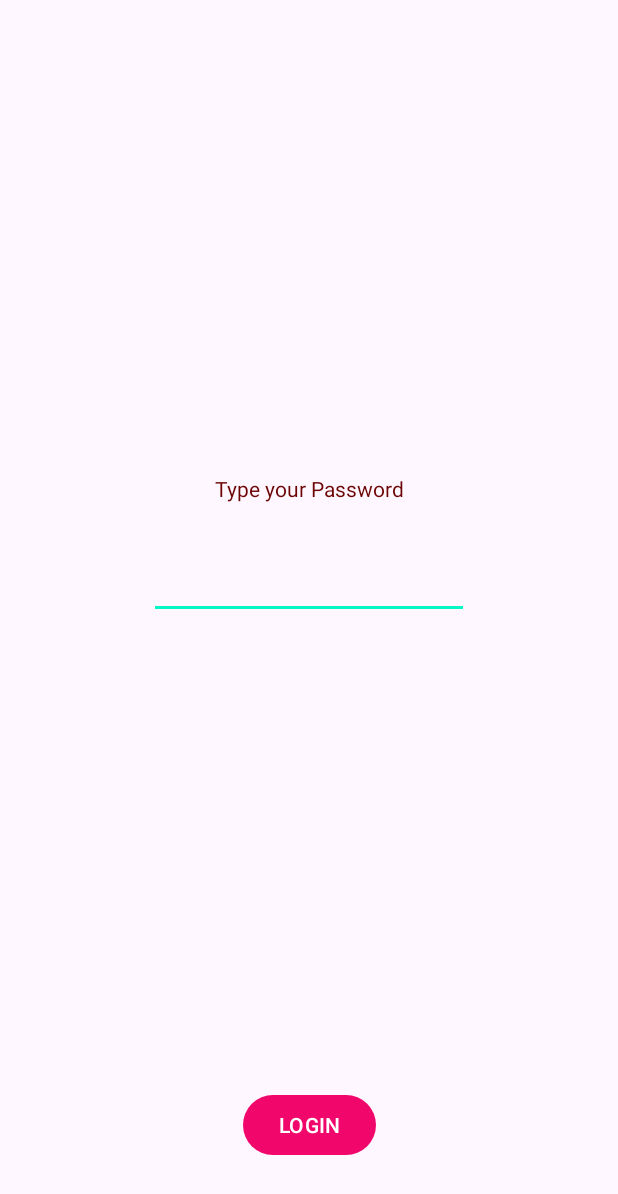
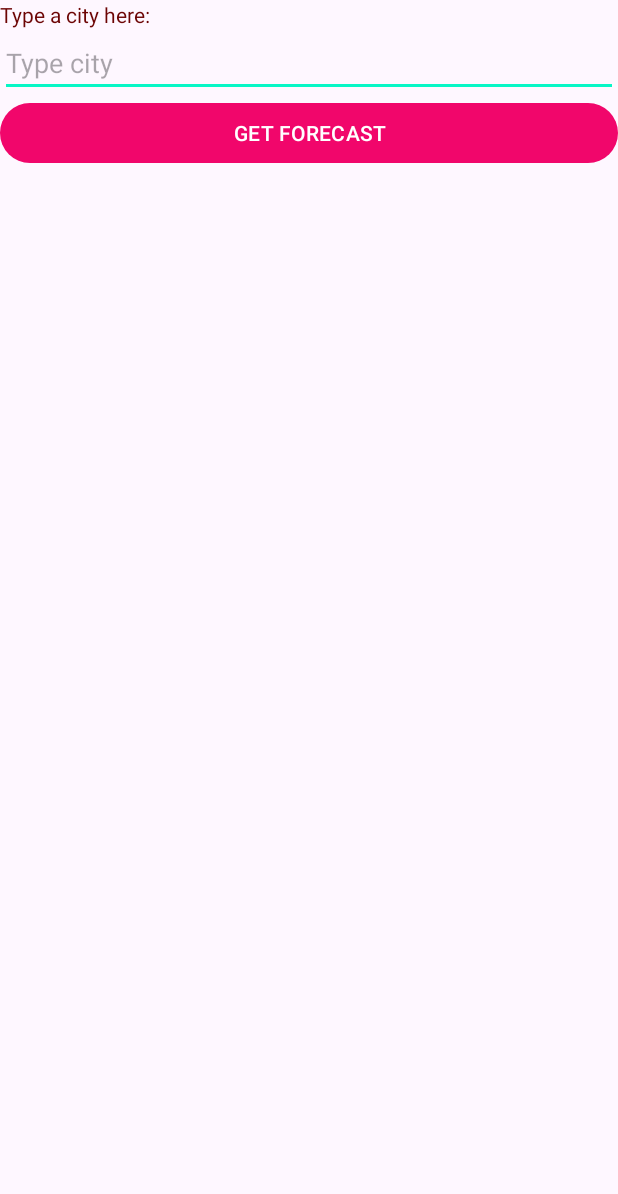
Before and after one commit to tonyxchen/TonyChensAndroidLabs, an Android app: the screen it shows after launch (MainActivity), on a phone screen of 412 x 824 dp. Shown: the top 1194 px of the screen. Run offline under Robolectric (Android 15) with nearby library versions, the phone set to English and light mode, and no system bars; our stand-ins replace Volley.

Commit message:
Finished Week 10

```diff
--- a/app/build.gradle
+++ b/app/build.gradle
@@ -5,6 +5,8 @@ plugins {
 android {
     namespace 'algonquin.cst2335.chen0872'
     compileSdk 34
+
+
 
     defaultConfig {
         applicationId "algonquin.cst2335.chen0872"
@@ -33,6 +35,7 @@ dependencies {
     implementation 'androidx.appcompat:appcompat:1.6.1'
     implementation 'com.google.android.material:material:1.11.0'
     implementation 'androidx.constraintlayout:constraintlayout:2.1.4'
+    implementation 'com.android.volley:volley:1.2.1'
     //implementation fileTree(dir: 'C:\\Users\\Tony\\AppData\\Local\\Android\\Sdk\\platforms\\android-34', include: ['*.aar', '*.jar'], exclude: [])
     testImplementation 'junit:junit:4.13.2'
     androidTestImplementation 'androidx.test.ext:junit:1.1.5'
--- a/app/src/main/AndroidManifest.xml
+++ b/app/src/main/AndroidManifest.xml
@@ -1,6 +1,8 @@
 <?xml version="1.0" encoding="utf-8"?>
 <manifest xmlns:android="http://schemas.android.com/apk/res/android"
     xmlns:tools="http://schemas.android.com/tools">
+
+    <uses-permission android:name="android.permission.INTERNET"/>
 
     <application
         android:allowBackup="true"
--- a/app/src/main/java/algonquin/cst2335/chen0872/MainActivity.java
+++ b/app/src/main/java/algonquin/cst2335/chen0872/MainActivity.java
@@ -2,122 +2,172 @@ package algonquin.cst2335.chen0872;
 
 import androidx.appcompat.app.AppCompatActivity;
 
+import android.app.Activity;
+import android.content.Context;
+import android.graphics.Bitmap;
+import android.graphics.BitmapFactory;
 import android.os.Bundle;
+import android.view.View;
 import android.widget.Button;
 import android.widget.EditText;
+import android.widget.ImageView;
 import android.widget.TextView;
 import android.widget.Toast;
 
+import com.android.volley.Request;
+import com.android.volley.RequestQueue;
+import com.android.volley.Response;
+import com.android.volley.toolbox.ImageRequest;
+import com.android.volley.toolbox.JsonObjectRequest;
+import com.android.volley.toolbox.Volley;
 
-/**The main activity that starts up when the app is launched. This class loads a login page
- * where the user is prompted to enter a password and attempt to login. The class then checks
- * the password complexity and will show messages to the user making it known what is wrong.
- * @author Tony
- * @version 1.0
- */
+import org.json.JSONArray;
+import org.json.JSONException;
+import org.json.JSONObject;
+import org.w3c.dom.Text;
+
+import java.io.File;
+import java.io.FileNotFoundException;
+import java.io.FileOutputStream;
+import java.io.IOException;
+import java.io.UnsupportedEncodingException;
+import java.net.URLEncoder;
+
+
+
 public class MainActivity extends AppCompatActivity {
 
-    /** This holds the text at the centre of the screen*/
-    private TextView tv = null;
 
-    /** This holds the edittext below the text view*/
-    private EditText et = null;
+    protected String cityName;
+    RequestQueue queue = null;
 
-    /** This holds the button at the bottom of the screen*/
-    private Button btn = null;
+    Bitmap image;
+
+    String description;
+    String iconName;
+
+    double current;
+    double min;
+    double max;
+    int humidity;
     @Override
     protected void onCreate(Bundle savedInstanceState) {
         super.onCreate(savedInstanceState);
         setContentView(R.layout.activity_main);
 
-        tv = findViewById(R.id.pwMessage);
-        et = findViewById(R.id.editTextPassword);
-        btn = findViewById(R.id.loginButton);
+        Button btn = findViewById(R.id.getForecast);
+        TextView citytxt = findViewById(R.id.city);
+        TextView temptxt = findViewById(R.id.temp);
+        TextView mintxt = findViewById(R.id.min);
+        TextView maxtxt = findViewById(R.id.max);
+        TextView desctxt = findViewById(R.id.description);
+        TextView humiditytxt = findViewById(R.id.humidity);
+        ImageView imageView = findViewById(R.id.icon);
 
-        btn.setOnClickListener( clk ->{
-            String password = et.getText().toString();
-            if(checkPasswordComplexity(password)){
-                tv.setText("Your password meets the requirements");
-            } else {
-                tv.setText("YOU SHALL NOT PASS!");
+
+
+
+        queue = Volley.newRequestQueue(this);
+
+        btn.setOnClickListener(clk -> {
+
+            cityName = citytxt.getText().toString();
+            String stringURL = null;
+            try {
+                stringURL = "https://api.openweathermap.org/data/2.5/weather?q="
+                        + URLEncoder.encode(cityName, "UTF-8")
+                        + "&appid=7e943c97096a9784391a981c4d878b22&units=metric";
+            } catch (UnsupportedEncodingException e) {
+                throw new RuntimeException(e);
             }
+
+
+            JsonObjectRequest request = new JsonObjectRequest(Request.Method.GET, stringURL, null,
+                    (response) -> {
+                        try {
+                            JSONObject coord = response.getJSONObject("coord");
+                            JSONArray weatherArray = response.getJSONArray("weather");
+                            JSONObject position0 = weatherArray.getJSONObject(0);
+                            JSONObject mainObject = response.getJSONObject("main");
+
+                            description = position0.getString("description");
+                            iconName = position0.getString("icon");
+
+
+                            current = mainObject.getDouble("temp");
+                            min = mainObject.getDouble("temp_min");
+                            max = mainObject.getDouble("temp_max");
+                            humidity = mainObject.getInt("humidity");
+
+
+                        } catch (JSONException e) {
+                            e.printStackTrace();
+                        }
+
+                    },
+
+                    (error) -> {
+                    });
+            queue.add(request);
+            runOnUiThread( (  )  -> {
+                temptxt.setText("The current temperature is " + current);
+                mintxt.setText("The minimum temperature is " + min);
+                desctxt.setText("Description: " + description);
+                maxtxt.setText("The maximum temperature is " + max);
+                humiditytxt.setText("The humidity is " + humidity);
+
+                temptxt.setVisibility(View.VISIBLE);
+                humiditytxt.setVisibility(View.VISIBLE);
+                maxtxt.setVisibility(View.VISIBLE);
+                mintxt.setVisibility(View.VISIBLE);
+                desctxt.setVisibility(View.VISIBLE);
+            });
+
+            String imageUrl = "http://openweathermap.org/img/w/" + iconName + ".png";
+            ImageRequest imgReq = new ImageRequest(imageUrl, bitmap -> {
+                try {
+                    image = bitmap;
+                    //image.compress(Bitmap.CompressFormat.PNG, 100, MainActivity.this.openFileOutput(iconName + ".png", Activity.MODE_PRIVATE));
+                } catch (Exception e) {
+                    e.printStackTrace();
+                }
+            }, 1024, 1024, ImageView.ScaleType.CENTER, null, (error) -> {
+            });
+            queue.add(imgReq);
+
+/*
+                FileOutputStream fOut = null;
+                try {
+                    fOut = openFileOutput(iconName + ".png", Context.MODE_PRIVATE);
+
+                    image.compress(Bitmap.CompressFormat.PNG, 100, fOut);
+                    fOut.flush();
+                    fOut.close();
+                } catch (FileNotFoundException e) {
+                    e.printStackTrace();
+
+                } catch (IOException e) {
+                    throw new RuntimeException(e);
+                }
+
+
+            }
+
+ */
+
+            runOnUiThread( (  )  -> {
+                imageView.setImageBitmap(image); imageView.setVisibility(View.VISIBLE); });
+
+
+
+
+
+
+
         });
 
     }
 
 
-    /** This function should check if this string has an Upper Case letter,
-     *  a lower case letter, a number, and a special symbol (#$%^*!@?).
-     *  If it is missing any of these 4 requirements,
-     *  then show a Toast message saying which requirement is missing,
-     *  like "Your password does not have an upper case letter", or
-     *  "Your password does not have a special symbol".
-     *
-     * @param pw The String object that we are checking
-     * @return  Returns true if input is complex enough
-     */
-    boolean checkPasswordComplexity(String pw) {
-        boolean foundUpperCase, foundLowerCase, foundNumber, foundSpecial;
 
-        foundUpperCase = foundLowerCase = foundNumber = foundSpecial = false;
-
-        for (int i=0; i<pw.length(); i++){
-            if (Character.isUpperCase(pw.charAt(i))){
-                foundUpperCase = true;
-            }if (Character.isLowerCase(pw.charAt(i))){
-                foundLowerCase = true;
-            }if (Character.isDigit(pw.charAt(i))){
-                foundNumber = true;
-            }if (isSpecialCharacter(pw.charAt(i))){
-                foundSpecial = true;
-            }
-        }
-        if(!foundUpperCase) {
-            Toast.makeText(getApplicationContext(),"Missing an upper case letter",Toast.LENGTH_LONG).show(); // Say that they are missing an upper case letter;
-            return false;
-
-        }
-
-        else if(!foundLowerCase) {
-            Toast.makeText(getApplicationContext(),"Missing a lower case letter",Toast.LENGTH_LONG).show(); // Say that they are missing a lower case letter;
-            return false;
-        }
-
-        else if(!foundNumber) {
-            Toast.makeText(getApplicationContext(),"Missing a number",Toast.LENGTH_LONG).show(); // Say that they are missing a lower case letter;
-            return false;
-        }
-
-        else if(!foundSpecial) {
-            Toast.makeText(getApplicationContext(),"Missing a special character",Toast.LENGTH_LONG).show(); // Say that they are missing a lower case letter;
-            return false;
-        }
-
-        else
-
-            return true; //only get here if they're all true
-
-    }
-
-    /** Checks to see if the input character is one of the accepted special characters or not
-     *
-     * @param c input character
-     * @return Return true if the input is a special character
-     */
-    boolean isSpecialCharacter(char c){
-        switch (c){
-            case '!':
-            case '@':
-            case '#':
-            case '$':
-            case '%':
-            case '^':
-            case '&':
-            case '?':
-            case '*':
-                return true;
-            default:
-                return false;
-        }
-    }
 }
--- a/app/src/main/res/layout/activity_main.xml
+++ b/app/src/main/res/layout/activity_main.xml
@@ -1,42 +1,72 @@
 <?xml version="1.0" encoding="utf-8"?>
-<androidx.constraintlayout.widget.ConstraintLayout xmlns:android="http://schemas.android.com/apk/res/android"
+<LinearLayout
+    xmlns:android="http://schemas.android.com/apk/res/android"
     xmlns:app="http://schemas.android.com/apk/res-auto"
     xmlns:tools="http://schemas.android.com/tools"
     android:layout_width="match_parent"
     android:layout_height="match_parent"
-    tools:context=".MainActivity">
+    tools:context=".MainActivity"
+    android:orientation="vertical">
 
     <TextView
-        android:id="@+id/pwMessage"
-        android:layout_width="wrap_content"
+        android:id="@+id/cityMessage"
+        android:layout_width="match_parent"
         android:layout_height="wrap_content"
-        android:text="@string/hello_message"
-        app:layout_constraintBottom_toBottomOf="parent"
-        app:layout_constraintEnd_toEndOf="parent"
-        app:layout_constraintStart_toStartOf="parent"
-        app:layout_constraintTop_toTopOf="parent"
-        app:layout_constraintVertical_bias="0.393" />
+        android:text="@string/weather_prompt" />
+
+
+    <EditText
+        android:id="@+id/city"
+        android:layout_width="match_parent"
+        android:layout_height="wrap_content"
+        android:hint="@string/type_city" />
 
     <Button
-        android:id="@+id/loginButton"
-        android:layout_width="wrap_content"
+        android:id="@+id/getForecast"
+        android:layout_width="match_parent"
         android:layout_height="wrap_content"
-        android:layout_marginBottom="50dp"
-        android:text="@string/button_message"
-        app:layout_constraintBottom_toBottomOf="parent"
-        app:layout_constraintEnd_toEndOf="parent"
-        app:layout_constraintHorizontal_bias="0.5"
-        app:layout_constraintStart_toStartOf="parent" />
+        android:text="@string/forecast" />
 
-    <EditText
-        android:id="@+id/editTextPassword"
-        android:layout_width="wrap_content"
+    <TextView
+        android:id="@+id/temp"
+        android:layout_width="match_parent"
         android:layout_height="wrap_content"
-        android:layout_marginTop="32dp"
-        android:ems="10"
-        android:inputType="textPassword"
-        app:layout_constraintEnd_toEndOf="parent"
-        app:layout_constraintStart_toStartOf="parent"
-        app:layout_constraintTop_toBottomOf="@+id/pwMessage" />
+        android:layout_marginTop="20dp"
+        android:text="Temp"
+        android:visibility="invisible"/>
 
-</androidx.constraintlayout.widget.ConstraintLayout>
+    <TextView
+        android:id="@+id/max"
+        android:layout_width="match_parent"
+        android:layout_height="wrap_content"
+        android:text="Max"
+        android:visibility="invisible"/>
+
+    <TextView
+        android:id="@+id/min"
+        android:layout_width="match_parent"
+        android:layout_height="wrap_content"
+        android:text="Min"
+        android:visibility="invisible"/>
+
+    <TextView
+        android:id="@+id/humidity"
+        android:layout_width="match_parent"
+        android:layout_height="wrap_content"
+        android:text="Humidity"
+        android:visibility="invisible"/>
+
+    <ImageView
+        android:id="@+id/icon"
+        android:layout_width="match_parent"
+        android:layout_height="200dp"
+        android:visibility="invisible"/>
+
+    <TextView
+        android:id="@+id/description"
+        android:layout_width="match_parent"
+        android:layout_height="wrap_content"
+        android:text="Desciption"
+        android:visibility="invisible"/>
+
+</LinearLayout>
--- a/app/src/main/res/values/strings.xml
+++ b/app/src/main/res/values/strings.xml
@@ -4,4 +4,7 @@
     <string name="button_message">LOGIN</string>
     <string name="fail">YOU SHALL NOT PASS!</string>
     <string name="pass">Your password meets the requirements</string>
+    <string name="weather_prompt">Type a city here:</string>
+    <string name="type_city">Type city</string>
+    <string name="forecast">GET FORECAST</string>
 </resources>
```
Also changed, not shown: 1 other file.
